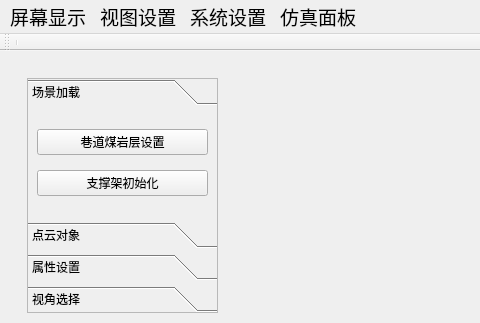
Above: ui/ui_initial_window_new3.ui from ez4jc/working_face_master before the change; both pictures show x 0 to 480 and y 0 to 323 of the 933 by 599 pixel window. Below: the same form after it.
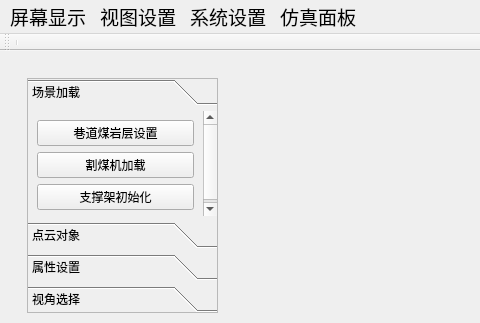
That is the form after the change.

Commit message: 割煤机模型更新；溜子模型更新

Diff of the .ui file:
```diff
--- a/ui/ui_initial_window_new3.ui
+++ b/ui/ui_initial_window_new3.ui
@@ -74,6 +74,13 @@
                     </property>
                    </widget>
                   </item>
+                  <item>
+                   <widget class="QPushButton" name="pushButton_coalCutter">
+                    <property name="text">
+                     <string>割煤机加载</string>
+                    </property>
+                   </widget>
+                  </item>
                   <item>
                    <widget class="QPushButton" name="pushButton_supporterInit">
                     <property name="text">
```
The commit also changes 15 other files.
